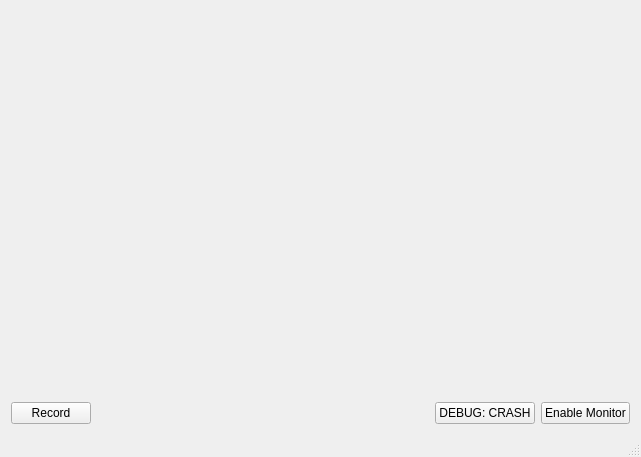
The window that recorder/mainwindow.ui (genosse-einhorn/FishyRecorder-lite) describes before a commit, drawn with Qt 5.
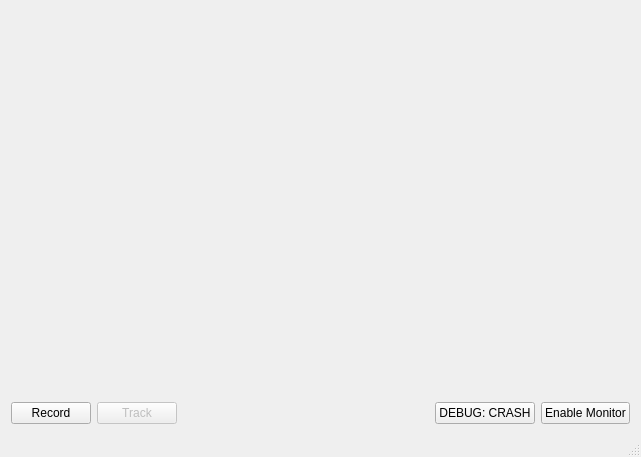
The same window after the commit. Custom widgets are drawn as their Qt base class.

Commit message: Allow making tracks, i.e. starting new files with one click

Patch:
```diff
--- a/recorder/mainwindow.ui
+++ b/recorder/mainwindow.ui
@@ -39,14 +39,14 @@
     </item>
     <item>
      <layout class="QGridLayout" name="gridLayout">
-      <item row="0" column="2">
+      <item row="0" column="3">
        <widget class="QPushButton" name="bDebugCrash">
         <property name="text">
          <string>DEBUG: CRASH</string>
         </property>
        </widget>
       </item>
-      <item row="0" column="3">
+      <item row="0" column="4">
        <widget class="QPushButton" name="bEnableMonitor">
         <property name="sizePolicy">
          <sizepolicy hsizetype="Preferred" vsizetype="Fixed">
@@ -78,7 +78,7 @@
         </property>
        </widget>
       </item>
-      <item row="0" column="1">
+      <item row="0" column="2">
        <spacer name="horizontalSpacer_3">
         <property name="orientation">
          <enum>Qt::Horizontal</enum>
@@ -91,6 +91,16 @@
         </property>
        </spacer>
       </item>
+      <item row="0" column="1">
+       <widget class="QPushButton" name="bNewTrack">
+        <property name="enabled">
+         <bool>false</bool>
+        </property>
+        <property name="text">
+         <string>Track</string>
+        </property>
+       </widget>
+      </item>
      </layout>
     </item>
    </layout>
```
The commit also changes 3 other files.
